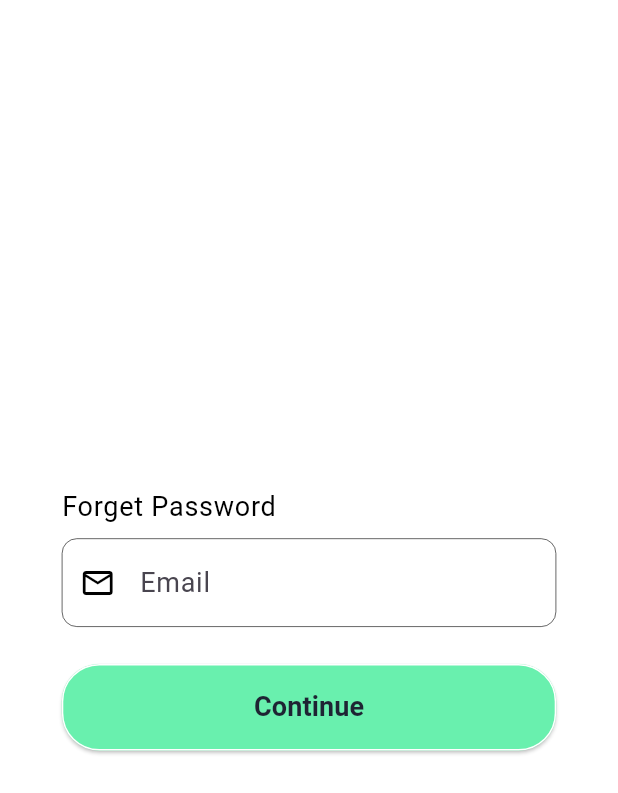
After one commit to akp-dev2230/petmate, a Flutter app: the LoginScreen screen opened directly, after a tap on "Login", after a tap on "log out", after a tap on "Forget Password ?", on a phone screen of 412 x 824 dp. The commit adds this screen. Shown: the top 793 px of the screen. Run offline on Flutter 3.47's test engine with Material 3 defaults, Android fonts, the light colour scheme and no system bars; our stand-ins replace cloud_firestore, firebase_auth, firebase_core, lottie; accounts and stored records are empty; network calls fail.

Commit message:
forget password and views changes for every user.

```diff
--- a/lib/commonwidgets/commonbutton.dart
+++ b/lib/commonwidgets/commonbutton.dart
@@ -1,6 +1,6 @@
 import 'package:flutter/material.dart';
 
-Widget commonButton({width, height, onNavigate,buttonName}){
+Widget commonButton({width, height, onNavigate, buttonName}){
   return ElevatedButton(
     style: ElevatedButton.styleFrom(
       backgroundColor: Colors.greenAccent,
--- a/lib/main.dart
+++ b/lib/main.dart
@@ -1,16 +1,23 @@
+import 'package:firebase_auth/firebase_auth.dart';
 import 'package:firebase_core/firebase_core.dart';
 import 'package:flutter/material.dart';
 import 'package:petmate/app_theme.dart';
+import 'package:petmate/views/home.dart';
 import 'package:petmate/views/welcoming_screen/intropage.dart';
 
 void main() async{
   WidgetsFlutterBinding.ensureInitialized();
   await Firebase.initializeApp();
-  runApp(const MyApp());
+
+  // Check if a user is already logged in
+  User? user = FirebaseAuth.instance.currentUser;
+  runApp(MyApp(isLoggedIn: user != null, userId: user?.uid));
 }
 
 class MyApp extends StatelessWidget {
-  const MyApp({super.key});
+  final bool isLoggedIn;
+  final String? userId;
+  const MyApp({super.key, required this.isLoggedIn, this.userId});
 
   // This widget is the root of your application.
   @override
@@ -21,7 +28,7 @@ class MyApp extends StatelessWidget {
       theme: AppTheme.lightTheme(context),
       darkTheme: AppTheme.darkTheme(context),
       themeMode: ThemeMode.system,
-      home: const IntroPage(),
+      home: isLoggedIn ? const Home() : const IntroPage(),
     );
   }
 }
--- a/lib/views/authentication_screen/auth_service.dart
+++ b/lib/views/authentication_screen/auth_service.dart
@@ -12,7 +12,10 @@ class AuthService {
       userCredential = await FirebaseAuth.instance.signInWithEmailAndPassword(
           email: email, password: password);
     } on FirebaseAuthException catch(e){
-      ScaffoldMessenger.of(context).showSnackBar(SnackBar(content: Text("Error: $e", style: Theme.of(context).textTheme.bodyLarge,)));
+      ScaffoldMessenger.of(context).showSnackBar(SnackBar(
+        backgroundColor: Colors.white,
+        content: Text("Error: $e", style: const TextStyle(fontSize: 16),),
+      ));
     }
     return userCredential;
   }
@@ -30,11 +33,17 @@ class AuthService {
       User? user = userCredential.user;
       if (user != null && !user.emailVerified) {
         await user.sendEmailVerification().then((value){
-          ScaffoldMessenger.of(context).showSnackBar(SnackBar(content: Text("Verification email sent. Please check your inbox.", style: Theme.of(context).textTheme.bodyLarge,)));
+          ScaffoldMessenger.of(context).showSnackBar(const SnackBar(
+            backgroundColor: Colors.white,
+            content: Text("Verification email sent. Please check your inbox.", style: TextStyle(fontSize: 16),),
+          ));
         }); // Send verification email
       }
     } on FirebaseAuthException catch(e){
-      ScaffoldMessenger.of(context).showSnackBar(SnackBar(content: Text("Error: $e", style: Theme.of(context).textTheme.bodyLarge,)));
+      ScaffoldMessenger.of(context).showSnackBar(SnackBar(
+        backgroundColor: Colors.white,
+        content: Text("Error: $e", style: const TextStyle(fontSize: 16),),
+      ));
     }
     return userCredential;
   }
@@ -53,10 +62,16 @@ class AuthService {
   Future<void> logoutMethod({required BuildContext context}) async{
     try{
       await FirebaseAuth.instance.signOut().then((value){
-        ScaffoldMessenger.of(context).showSnackBar(SnackBar(content: Text("successfully logout", style: Theme.of(context).textTheme.bodyLarge,)));
+        ScaffoldMessenger.of(context).showSnackBar(const SnackBar(
+          backgroundColor: Colors.white,
+          content: Text("successfully logout", style: TextStyle(fontSize: 16),),
+        ));
       });
     }catch(e){
-      ScaffoldMessenger.of(context).showSnackBar(SnackBar(content: Text("successfully logout", style: Theme.of(context).textTheme.bodyLarge,)));
+      ScaffoldMessenger.of(context).showSnackBar(SnackBar(
+        backgroundColor: Colors.white,
+        content: Text("Error: $e", style: const TextStyle(fontSize: 16),),
+      ));
     }
   }
 
@@ -66,7 +81,10 @@ class AuthService {
     try{
       await FirebaseAuth.instance.sendPasswordResetEmail(email: email);
     }on FirebaseAuthException catch(e){
-      ScaffoldMessenger.of(context).showSnackBar(SnackBar(content: Text("Error: $e", style: Theme.of(context).textTheme.bodyLarge,)));
+      ScaffoldMessenger.of(context).showSnackBar(SnackBar(
+        backgroundColor: Colors.white,
+        content: Text("Error: $e", style: const TextStyle(fontSize: 16),),
+      ));
     }
   }
 
--- /dev/null
+++ b/lib/views/authentication_screen/forgetpasswordscreen.dart
@@ -0,0 +1,82 @@
+import 'package:flutter/material.dart';
+import 'package:petmate/commonwidgets/commonbutton.dart';
+import 'package:petmate/commonwidgets/commontextfield.dart';
+import 'package:petmate/views/authentication_screen/auth_service.dart';
+
+class ForgetPasswordScreen extends StatefulWidget {
+  const ForgetPasswordScreen({super.key});
+
+  @override
+  State<ForgetPasswordScreen> createState() => _ForgetPasswordScreenState();
+}
+
+class _ForgetPasswordScreenState extends State<ForgetPasswordScreen> {
+
+  final AuthService _authService = AuthService();
+  TextEditingController emailController = TextEditingController();
+
+  void forgotPassword({required BuildContext context}) async{
+    try{
+      await _authService.sendPasswordResetLink(
+        context: context,
+        email: emailController.text
+      );
+    }catch(e){
+      ScaffoldMessenger.of(context).showSnackBar(SnackBar(
+        backgroundColor: Colors.white,
+        content: Text("Error: $e", style: const TextStyle(fontSize: 16),),
+      ));
+    }
+  }
+
+  @override
+  Widget build(BuildContext context) {
+
+    final screenWidth = MediaQuery.of(context).size.width ;
+    final screenHeight = MediaQuery.of(context).size.height ;
+
+    return Scaffold(
+      backgroundColor: Theme.of(context).appBarTheme.backgroundColor,
+      body: Padding(
+        padding: EdgeInsets.symmetric(
+          horizontal: MediaQuery.of(context).orientation == Orientation.portrait ? screenWidth*0.10 : screenWidth*0.15,
+          vertical: MediaQuery.of(context).orientation == Orientation.portrait ? screenHeight*0.05 : screenHeight*0.10,
+        ),
+        child: Column(
+          mainAxisAlignment: MainAxisAlignment.center,
+          crossAxisAlignment: CrossAxisAlignment.start,
+          children: [
+            Text(
+              "Forget Password ",
+              style: Theme.of(context).textTheme.bodyLarge,
+            ),
+            SizedBox(height: MediaQuery.of(context).orientation == Orientation.portrait ? screenHeight*0.01 : screenHeight*0.03,),
+            commonTextfield(
+              controller: emailController,
+              preFixIcon: Icons.email_outlined,
+              hinttext: "Email",
+              context: context,
+            ),
+            SizedBox(height:MediaQuery.of(context).orientation == Orientation.portrait ? screenHeight*0.03 : screenHeight*0.05),
+            commonButton(
+              width: screenWidth*0.85,
+              height: MediaQuery.of(context).orientation == Orientation.portrait ? screenHeight*0.07 : screenHeight*0.15,
+              buttonName: "Continue",
+              onNavigate: (){
+                if(emailController.text.isNotEmpty){
+                  forgotPassword(context: context);
+                  Navigator.pop(context);
+                }else{
+                  ScaffoldMessenger.of(context).showSnackBar(const SnackBar(
+                    backgroundColor: Colors.white,
+                    content: Text("email can't be empty", style: TextStyle(color: Colors.black, fontSize: 16),),
+                  ));
+                }
+              }
+            ),
+          ],
+        ),
+      ),
+    );
+  }
+}
--- a/lib/views/authentication_screen/loginscreen.dart
+++ b/lib/views/authentication_screen/loginscreen.dart
@@ -3,16 +3,17 @@ import 'package:flutter/material.dart';
 import 'package:petmate/commonwidgets/commonbutton.dart';
 import 'package:petmate/commonwidgets/commontextfield.dart';
 import 'package:petmate/views/authentication_screen/auth_service.dart';
+import 'package:petmate/views/authentication_screen/forgetpasswordscreen.dart';
 import 'package:petmate/views/home.dart';
 
-class Loginscreen extends StatefulWidget {
-  const Loginscreen({super.key});
+class LoginScreen extends StatefulWidget {
+  const LoginScreen({super.key});
 
   @override
-  State<Loginscreen> createState() => _LoginscreenState();
+  State<LoginScreen> createState() => _LoginScreenState();
 }
 
-class _LoginscreenState extends State<Loginscreen> {
+class _LoginScreenState extends State<LoginScreen> {
 
   final AuthService _authService = AuthService();
   TextEditingController emailController = TextEditingController();
@@ -29,7 +30,10 @@ class _LoginscreenState extends State<Loginscreen> {
         Navigator.pushReplacement(context, MaterialPageRoute(builder: (context)=>const Home()));
       });
     }catch(e){
-      ScaffoldMessenger.of(context).showSnackBar(SnackBar(content: Text("Error: $e", style: Theme.of(context).textTheme.bodyLarge,)));
+      ScaffoldMessenger.of(context).showSnackBar(SnackBar(
+        backgroundColor: Colors.white,
+        content: Text("Error: $e", style: const TextStyle(fontSize: 16),),
+      ));
     }
   }
 
@@ -98,7 +102,20 @@ class _LoginscreenState extends State<Loginscreen> {
                   buttonName: "Login",
                   onNavigate: ()=>login(context: context),
                 ),
-                SizedBox(height: MediaQuery.of(context).orientation == Orientation.portrait ? screenHeight*0.04 : screenHeight*0.06),
+                Row(
+                  mainAxisAlignment: MainAxisAlignment.end,
+                  children: [
+                    TextButton(
+                      onPressed: (){
+                        Navigator.push(context, MaterialPageRoute(builder: (context)=>const ForgetPasswordScreen()));
+                      },
+                      child: Text(
+                        "Forget Password ?",
+                        style: Theme.of(context).textTheme.bodyLarge,
+                      ),
+                    )
+                  ],
+                ),
                 const Divider(height: 1,),
                 Center(
                   child: Text(
--- a/lib/views/home.dart
+++ b/lib/views/home.dart
@@ -1,14 +1,49 @@
+import 'package:firebase_auth/firebase_auth.dart';
 import 'package:flutter/material.dart';
+import 'package:petmate/views/authentication_screen/auth_service.dart';
+import 'package:petmate/views/authentication_screen/loginscreen.dart';
 
-class Home extends StatelessWidget {
+class Home extends StatefulWidget {
   const Home({super.key});
+
+  @override
+  State<Home> createState() => _HomeState();
+}
+
+class _HomeState extends State<Home> {
+
+  @override
+  void initState() {
+    // TODO: implement initState
+    super.initState();
+
+    // Listen for authentication state changes
+    FirebaseAuth.instance.authStateChanges().listen((User? user) {
+      if (user == null && mounted) {
+        // User is logged out, navigate to IntroPage
+        Navigator.pushReplacement(
+          context,
+          MaterialPageRoute(builder: (context) => const LoginScreen()),
+        );
+      }
+    });
+
+  }
+
+  final AuthService _authService = AuthService();
 
   @override
   Widget build(BuildContext context) {
     return Scaffold(
       backgroundColor: Colors.blue,
       appBar: AppBar(),
-      body: Container(),
+      body: Container(
+        child: Center(child: ElevatedButton(onPressed: () async{
+          await _authService.logoutMethod(context: context).then((value){
+            Navigator.pushReplacement(context, MaterialPageRoute(builder: (context)=>LoginScreen()));
+          });
+        }, child: Text("log out"))),
+      ),
     );
   }
 }
--- a/lib/views/welcoming_screen/display.dart
+++ b/lib/views/welcoming_screen/display.dart
@@ -42,7 +42,7 @@ class _OnboardingScreenState extends State<Display> {
         curve: Curves.easeInOut,
       );
     } else {
-      Navigator.pushReplacement(context, MaterialPageRoute(builder: (context) => const Loginscreen()),);
+      Navigator.pushReplacement(context, MaterialPageRoute(builder: (context) => const LoginScreen()),);
     }
   }
 
```
Also changed, not shown: lib/views/authentication_screen/signupscreen.dart (+5 -2 lines), 1 other file.
